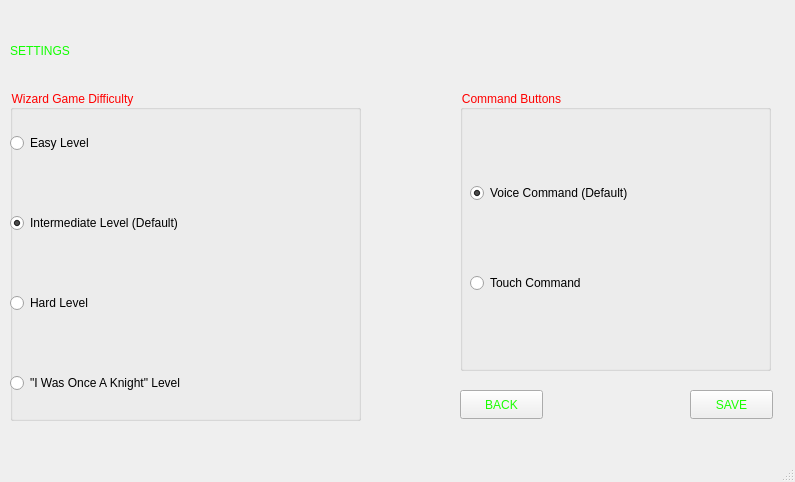
Qt form embeddings/mainwindow.ui (acm-ucr/wizard-chess) before a commit.
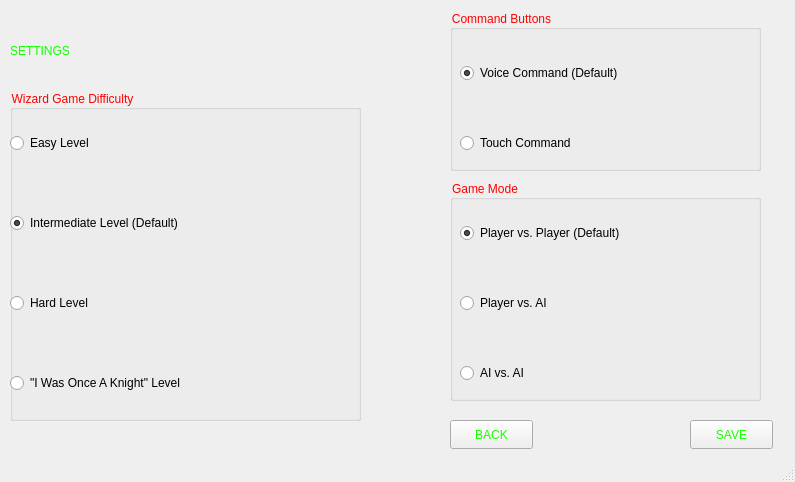
The same form after that commit. The open tabs and pages were chosen to show the change.

```diff
--- a/embeddings/mainwindow.ui
+++ b/embeddings/mainwindow.ui
@@ -3184,7 +3184,7 @@
       <property name="geometry">
        <rect>
         <x>690</x>
-        <y>390</y>
+        <y>420</y>
         <width>83</width>
         <height>29</height>
        </rect>
@@ -3200,10 +3200,10 @@
      <widget class="QGroupBox" name="groupBox">
       <property name="geometry">
        <rect>
-        <x>460</x>
-        <y>90</y>
+        <x>450</x>
+        <y>10</y>
         <width>311</width>
-        <height>281</height>
+        <height>161</height>
        </rect>
       </property>
       <property name="styleSheet">
@@ -3217,7 +3217,7 @@
        <property name="geometry">
         <rect>
          <x>10</x>
-         <y>90</y>
+         <y>50</y>
          <width>301</width>
          <height>26</height>
         </rect>
@@ -3238,7 +3238,7 @@
        <property name="geometry">
         <rect>
          <x>10</x>
-         <y>180</y>
+         <y>120</y>
          <width>211</width>
          <height>26</height>
         </rect>
@@ -3348,8 +3348,8 @@
      <widget class="QPushButton" name="pushButton_back_settings">
       <property name="geometry">
        <rect>
-        <x>460</x>
-        <y>390</y>
+        <x>450</x>
+        <y>420</y>
         <width>83</width>
         <height>29</height>
        </rect>
@@ -3362,6 +3362,80 @@
        <string>BACK</string>
       </property>
      </widget>
+     <widget class="QGroupBox" name="groupBox_3">
+      <property name="geometry">
+       <rect>
+        <x>450</x>
+        <y>180</y>
+        <width>311</width>
+        <height>221</height>
+       </rect>
+      </property>
+      <property name="styleSheet">
+       <string notr="true">color: rgb(255, 0, 0);
+font: 15pt &quot;Times New Roman&quot;;</string>
+      </property>
+      <property name="title">
+       <string>Game Mode</string>
+      </property>
+      <widget class="QRadioButton" name="pvpButton">
+       <property name="geometry">
+        <rect>
+         <x>10</x>
+         <y>40</y>
+         <width>291</width>
+         <height>26</height>
+        </rect>
+       </property>
+       <property name="styleSheet">
+        <string notr="true">color: rgb(0, 0, 0);
+font: 15pt &quot;Times New Roman&quot;;
+</string>
+       </property>
+       <property name="text">
+        <string>Player vs. Player (Default)</string>
+       </property>
+       <property name="checked">
+        <bool>true</bool>
+       </property>
+      </widget>
+      <widget class="QRadioButton" name="pvaButton">
+       <property name="geometry">
+        <rect>
+         <x>10</x>
+         <y>110</y>
+         <width>291</width>
+         <height>26</height>
+        </rect>
+       </property>
+       <property name="styleSheet">
+        <string notr="true">color: rgb(0, 0, 0);
+font: 15pt &quot;Times New Roman&quot;;
+</string>
+       </property>
+       <property name="text">
+        <string>Player vs. AI</string>
+       </property>
+      </widget>
+      <widget class="QRadioButton" name="avaButton">
+       <property name="geometry">
+        <rect>
+         <x>10</x>
+         <y>180</y>
+         <width>291</width>
+         <height>26</height>
+        </rect>
+       </property>
+       <property name="styleSheet">
+        <string notr="true">color: rgb(0, 0, 0);
+font: 15pt &quot;Times New Roman&quot;;
+</string>
+       </property>
+       <property name="text">
+        <string>AI vs. AI</string>
+       </property>
+      </widget>
+     </widget>
     </widget>
     <widget class="QWidget" name="About">
      <widget class="QLabel" name="label_25">
```
Left out of the diff: 2 changed lines with no effect on the pictures.
